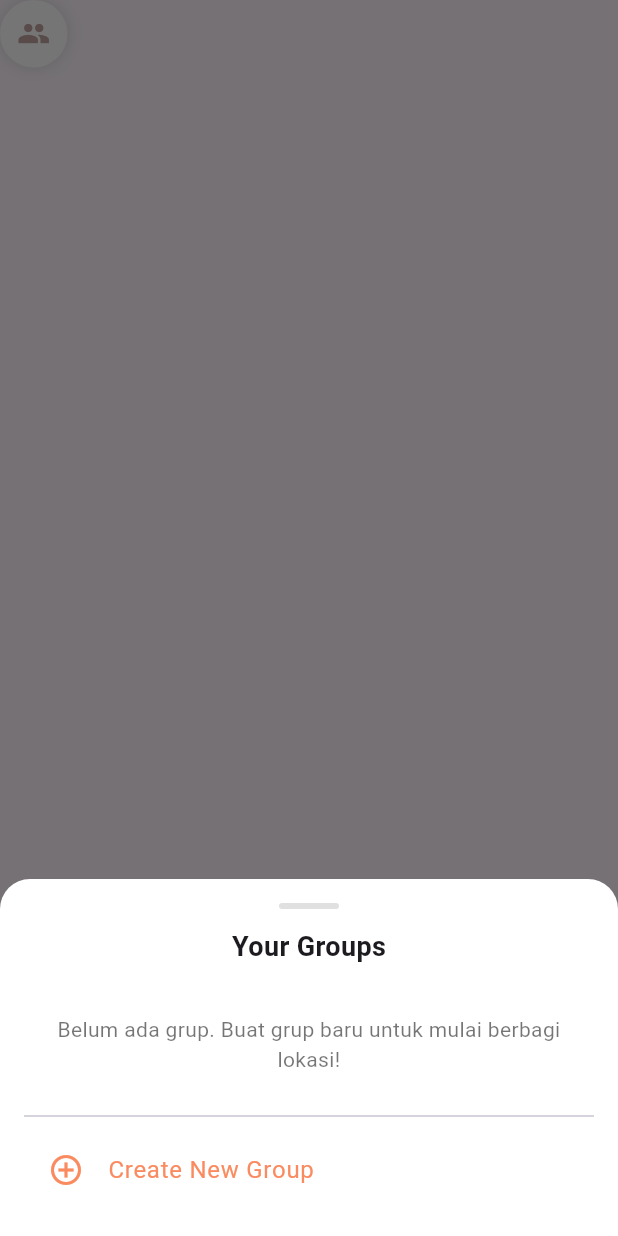
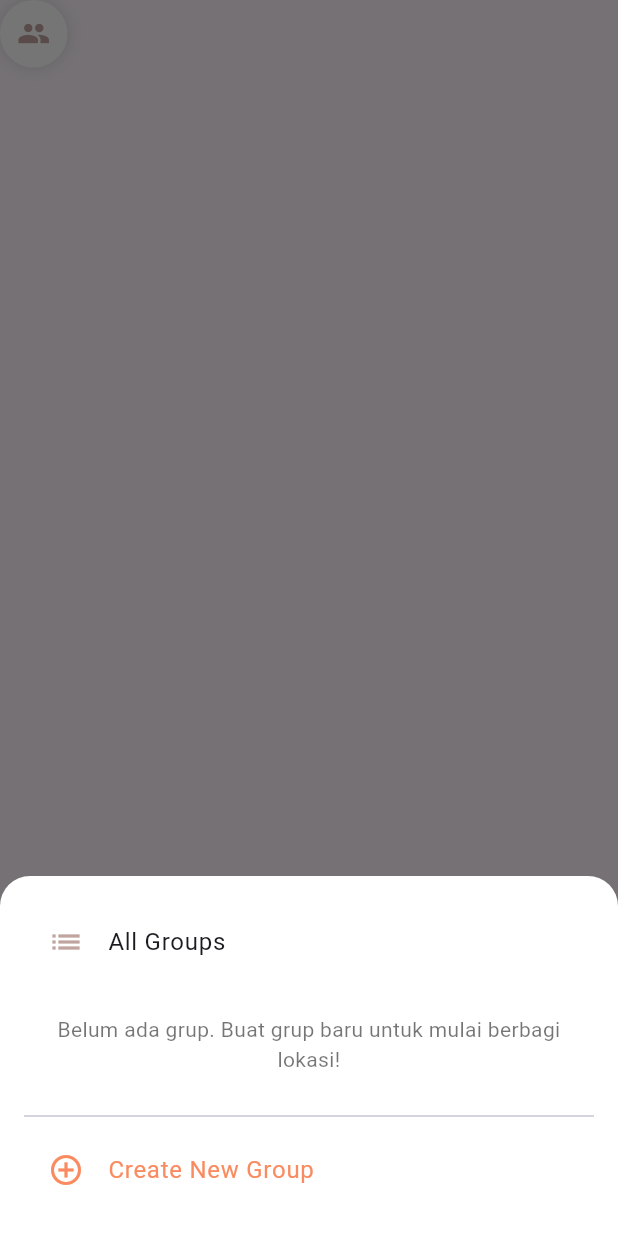
Before and after one commit to Faaaanw/SeArah-Flutter, a Flutter app: the _GroupDropdownButton widget shown alone on an empty page, opened directly with empty values, after a tap on the "group" icon, on a phone screen of 412 x 824 dp. Run offline on Flutter 3.47's test engine with Material 3 defaults, Android fonts, the phone set to English and light mode, and no system bars; our stand-ins replace flutter_map, geolocator, google_sign_in, latlong2, shared_preferences, sqflite; accounts and stored records are empty; network calls fail.

Commit message:
update:filter teman di map berdasarkan group

```diff
--- a/lib/pages/dashboard_page.dart
+++ b/lib/pages/dashboard_page.dart
@@ -135,8 +135,7 @@ class _HomeView extends StatelessWidget {
             maxZoom: 18,
             keepBuffer: 2,
           ),
-
-           Consumer<HomeViewModel>(
+          Consumer<HomeViewModel>(
             builder: (context, vm, _) {
               final friendMarkers = vm.friends
                   .where((f) => f.latitude != null && f.longitude != null)
@@ -162,12 +161,8 @@ class _HomeView extends StatelessWidget {
                 key: ValueKey(
                     friendMarkers.length + 1), // 🔥 ini kunci agar rebuild
                 markers: [...friendMarkers, userMarker],
-
               );
-
-
             },
-
           ),
         ],
       ),
@@ -608,20 +603,15 @@ class _GroupDropdownButton extends StatelessWidget {
           child: Column(
             mainAxisSize: MainAxisSize.min,
             children: [
-              Container(
-                width: 40,
-                height: 4,
-                margin: const EdgeInsets.only(bottom: 12),
-                decoration: BoxDecoration(
-                  color: Colors.grey[300],
-                  borderRadius: BorderRadius.circular(2),
-                ),
+              // ... drag handle & title ...
+              ListTile(
+                leading: const Icon(Icons.list, color: _kPeachIconColor),
+                title: const Text('All Groups'),
+                onTap: () {
+                  Navigator.pop(context);
+                  vm.setCurrentGroup(null);
+                },
               ),
-              const Text(
-                'Your Groups',
-                style: TextStyle(fontSize: 18, fontWeight: FontWeight.bold),
-              ),
-              const SizedBox(height: 12),
               if (!hasGroups)
                 const Padding(
                   padding: EdgeInsets.all(20),
@@ -644,8 +634,7 @@ class _GroupDropdownButton extends StatelessWidget {
                         title: Text(group.name),
                         onTap: () {
                           Navigator.pop(context);
-                          // TODO: Ganti grup aktif di ViewModel
-                          // vm.setCurrentGroup(group.id);
+                          vm.setCurrentGroup(group.id);
                         },
                       );
                     },
@@ -655,16 +644,14 @@ class _GroupDropdownButton extends StatelessWidget {
               ListTile(
                 leading: const Icon(Icons.add_circle_outline,
                     color: _kPrimaryButtonColor),
-                title: const Text(
-                  'Create New Group',
-                  style: TextStyle(color: _kPrimaryButtonColor),
-                ),
+                title: const Text('Create New Group',
+                    style: TextStyle(color: _kPrimaryButtonColor)),
                 onTap: () {
                   Navigator.pop(context);
                   Navigator.push(
-                    context,
-                    MaterialPageRoute(builder: (_) => const CreateGroupPage()),
-                  );
+                      context,
+                      MaterialPageRoute(
+                          builder: (_) => const CreateGroupPage()));
                 },
               ),
             ],
```
Also changed, not shown: lib/services/api_services.dart (+55 -0 lines), lib/viewmodel/home_viewmodel.dart (+69 -7 lines).
